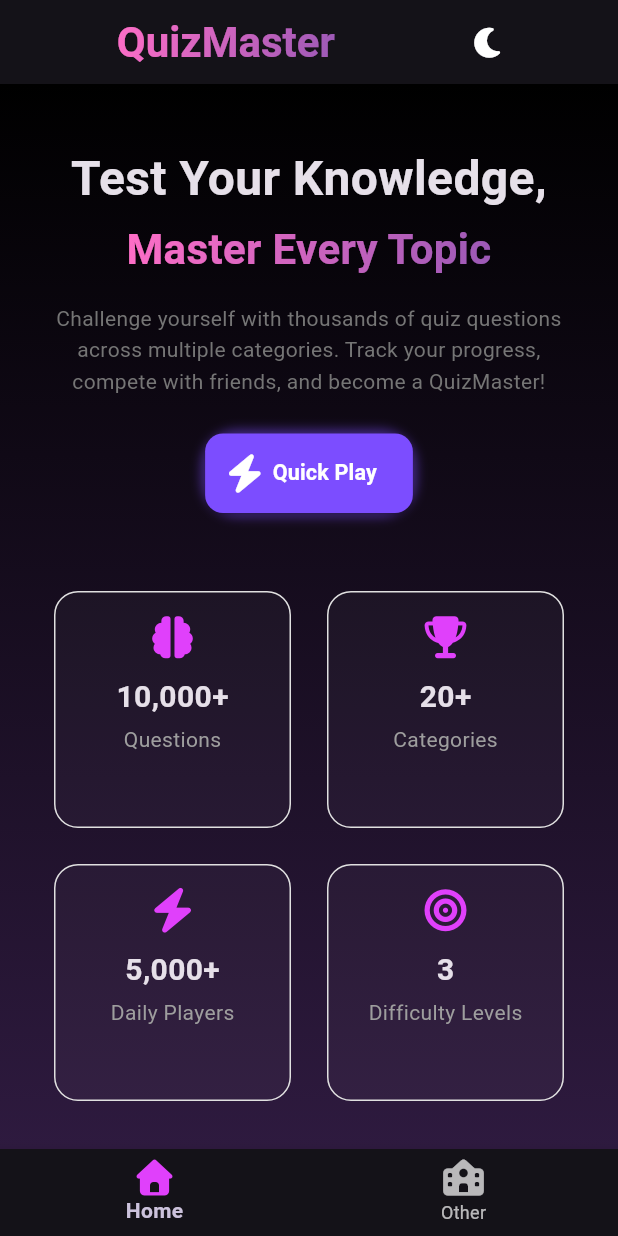
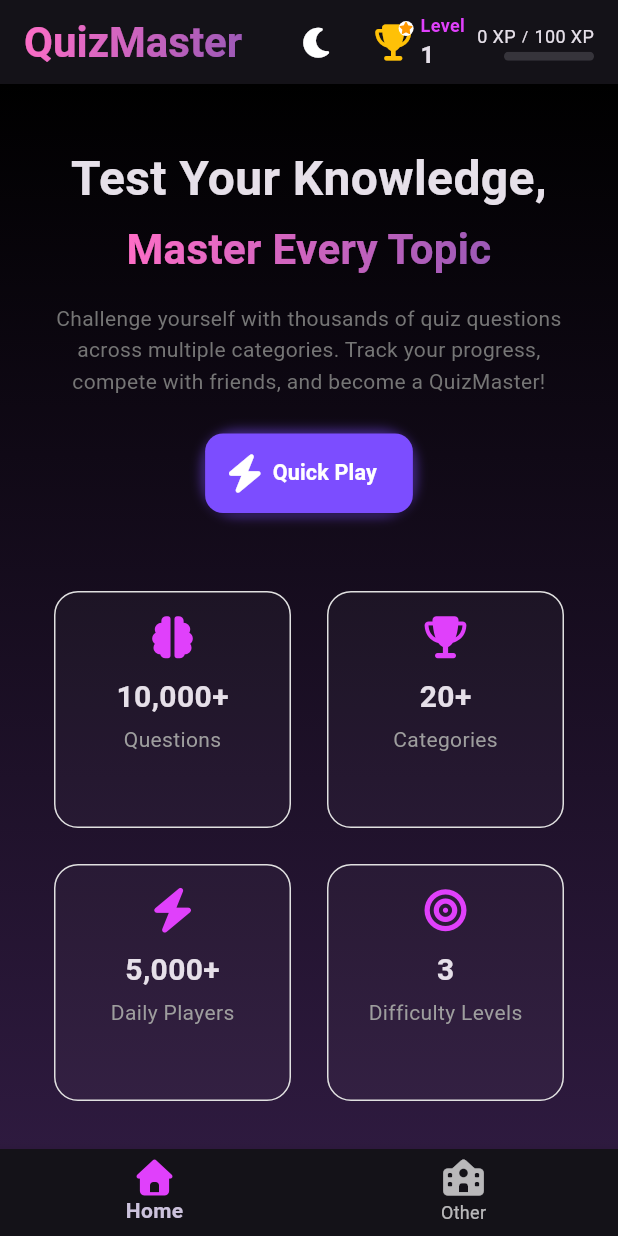
Before and after one commit to AdamDybcio/Quiz-Master, a Flutter app: the screen it shows after launch, on a phone screen of 412 x 824 dp. Run offline on Flutter 3.47's test engine with Material 3 defaults, Android fonts, the light colour scheme and no system bars; our stand-ins replace equatable, flutter_bloc, font_awesome_flutter, get_it, hydrated_bloc.

Commit message:
Add leveling feature with user experience tracking and difficulty integration

```diff
--- a/lib/di.dart
+++ b/lib/di.dart
@@ -2,6 +2,7 @@ import 'package:get_it/get_it.dart';
 import 'package:http/http.dart' as http;
 import 'package:quiz_master/core/presentation/blocs/page_index_cubit.dart';
 import 'package:quiz_master/core/presentation/blocs/theme_cubit.dart';
+import 'package:quiz_master/features/leveling/presentation/blocs/user_level/user_level_bloc.dart';
 import 'package:quiz_master/features/quiz/data/datasource/quiz_remote_data_source.dart';
 import 'package:quiz_master/features/quiz/data/repository/quiz_repository_impl.dart';
 import 'package:quiz_master/features/quiz/domain/repository/quiz_repository.dart';
@@ -24,4 +25,5 @@ void setup() {
 
   sl.registerLazySingleton(() => ThemeCubit());
   sl.registerLazySingleton(() => PageIndexCubit());
+  sl.registerLazySingleton(() => UserLevelBloc());
 }
--- a/lib/features/home/presentation/pages/home_page.dart
+++ b/lib/features/home/presentation/pages/home_page.dart
@@ -1,10 +1,12 @@
 import 'package:flutter/material.dart';
+import 'package:quiz_master/core/presentation/widgets/responsive.dart';
 import 'package:quiz_master/core/presentation/widgets/theme_toggle_button.dart';
 import 'package:quiz_master/features/home/presentation/widgets/categories_section.dart';
 import 'package:quiz_master/features/home/presentation/widgets/home_page_footer.dart';
 import 'package:quiz_master/features/home/presentation/widgets/home_page_header.dart';
 import 'package:quiz_master/features/home/presentation/widgets/info_card_section.dart';
 import 'package:quiz_master/features/home/presentation/widgets/quick_play_button.dart';
+import 'package:quiz_master/features/leveling/presentation/widgets/level_card.dart';
 import 'package:quiz_master/l10n/app_localizations.dart';
 import 'package:quiz_master/utils/helpers.dart';
 
@@ -18,7 +20,11 @@ class HomePage extends StatelessWidget {
         animateColor: true,
         title: Padding(
           padding: EdgeInsets.only(
-            left: MediaQuery.of(context).size.width * 0.15,
+            left: Responsive.isMobile(context)
+                ? 0
+                : Responsive.isTablet(context)
+                ? 16
+                : MediaQuery.of(context).size.width * 0.15,
           ),
           child: ShaderMask(
             shaderCallback: (bounds) => const LinearGradient(
@@ -36,9 +42,23 @@ class HomePage extends StatelessWidget {
           ),
         ),
         actionsPadding: EdgeInsets.only(
-          right: MediaQuery.of(context).size.width * 0.15,
+          right: Responsive.isMobile(context)
+              ? 0
+              : Responsive.isTablet(context)
+              ? 16
+              : MediaQuery.of(context).size.width * 0.15,
         ),
-        actions: [ThemeToggleButton()],
+        actions: [
+          ThemeToggleButton(),
+          SizedBox(
+            width: Responsive.isMobile(context)
+                ? 6
+                : Responsive.isTablet(context)
+                ? 8
+                : 16,
+          ),
+          LevelCard(),
+        ],
       ),
       body: Container(
         decoration: BoxDecoration(
--- /dev/null
+++ b/lib/features/leveling/presentation/blocs/user_level/user_level_bloc.dart
@@ -0,0 +1,42 @@
+import 'dart:math';
+import 'package:equatable/equatable.dart';
+import 'package:hydrated_bloc/hydrated_bloc.dart';
+
+part 'user_level_event.dart';
+part 'user_level_state.dart';
+
+class UserLevelBloc extends HydratedBloc<UserLevelEvent, UserLevelState> {
+  final int baseXp;
+  final double exponent;
+
+  UserLevelBloc({this.baseXp = 100, this.exponent = 1.3})
+    : super(const UserLevelState()) {
+    on<AddXp>(_onAddXp);
+    on<ResetLevel>(_onResetLevel);
+  }
+
+  int xpToNextLevel(int level) => (baseXp * pow(level, exponent)).round();
+
+  void _onAddXp(AddXp event, Emitter<UserLevelState> emit) {
+    int newXp = state.currentXp + event.xp;
+    int newLevel = state.level;
+
+    while (newXp >= xpToNextLevel(newLevel)) {
+      newXp -= xpToNextLevel(newLevel);
+      newLevel += 1;
+    }
+
+    emit(state.copyWith(level: newLevel, currentXp: newXp));
+  }
+
+  void _onResetLevel(ResetLevel event, Emitter<UserLevelState> emit) {
+    emit(const UserLevelState());
+  }
+
+  @override
+  UserLevelState? fromJson(Map<String, dynamic> json) =>
+      UserLevelState.fromJson(json);
+
+  @override
+  Map<String, dynamic>? toJson(UserLevelState state) => state.toJson();
+}
--- /dev/null
+++ b/lib/features/leveling/presentation/blocs/user_level/user_level_event.dart
@@ -0,0 +1,19 @@
+part of 'user_level_bloc.dart';
+
+abstract class UserLevelEvent extends Equatable {
+  const UserLevelEvent();
+
+  @override
+  List<Object?> get props => [];
+}
+
+class AddXp extends UserLevelEvent {
+  final int xp;
+
+  const AddXp(this.xp);
+
+  @override
+  List<Object?> get props => [xp];
+}
+
+class ResetLevel extends UserLevelEvent {}
--- /dev/null
+++ b/lib/features/leveling/presentation/blocs/user_level/user_level_state.dart
@@ -0,0 +1,27 @@
+part of 'user_level_bloc.dart';
+
+class UserLevelState extends Equatable {
+  final int level;
+  final int currentXp;
+
+  const UserLevelState({this.level = 1, this.currentXp = 0});
+
+  @override
+  List<Object> get props => [level, currentXp];
+
+  UserLevelState copyWith({int? level, int? currentXp}) {
+    return UserLevelState(
+      level: level ?? this.level,
+      currentXp: currentXp ?? this.currentXp,
+    );
+  }
+
+  Map<String, dynamic> toJson() => {'level': level, 'currentXp': currentXp};
+
+  static UserLevelState fromJson(Map<String, dynamic> json) {
+    return UserLevelState(
+      level: json['level'] as int? ?? 1,
+      currentXp: json['currentXp'] as int? ?? 0,
+    );
+  }
+}
--- /dev/null
+++ b/lib/features/leveling/presentation/widgets/level_card.dart
@@ -0,0 +1,118 @@
+import 'package:flutter/material.dart';
+import 'package:flutter_bloc/flutter_bloc.dart';
+import 'package:font_awesome_flutter/font_awesome_flutter.dart';
+import 'package:quiz_master/di.dart';
+import 'package:quiz_master/features/leveling/presentation/blocs/user_level/user_level_bloc.dart';
+import 'package:quiz_master/l10n/app_localizations.dart';
+
+class LevelCard extends StatelessWidget {
+  const LevelCard({super.key});
+
+  @override
+  Widget build(BuildContext context) {
+    return BlocBuilder<UserLevelBloc, UserLevelState>(
+      bloc: sl<UserLevelBloc>(),
+      builder: (context, state) {
+        final xpToNext = sl<UserLevelBloc>().xpToNextLevel(state.level);
+        final progress = (state.currentXp / xpToNext).clamp(0.0, 1.0);
+        return Container(
+          padding: const EdgeInsets.symmetric(horizontal: 8, vertical: 4),
+          margin: const EdgeInsets.only(right: 8),
+          constraints: const BoxConstraints(maxHeight: kToolbarHeight),
+          child: Row(
+            mainAxisSize: MainAxisSize.min,
+            crossAxisAlignment: CrossAxisAlignment.center,
+            children: [
+              Stack(
+                clipBehavior: Clip.none,
+                children: [
+                  const FaIcon(
+                    FontAwesomeIcons.trophy,
+                    color: Colors.amber,
+                    size: 24,
+                  ),
+                  Positioned(
+                    right: -2,
+                    top: -2,
+                    child: Container(
+                      padding: const EdgeInsets.all(1),
+                      decoration: const BoxDecoration(
+                        shape: BoxShape.circle,
+                        color: Colors.white,
+                      ),
+                      child: const FaIcon(
+                        FontAwesomeIcons.solidStar,
+                        color: Colors.orange,
+                        size: 8,
+                      ),
+                    ),
+                  ),
+                ],
+              ),
+              const SizedBox(width: 6),
+              Column(
+                mainAxisSize: MainAxisSize.min,
+                crossAxisAlignment: CrossAxisAlignment.start,
+                children: [
+                  Text(
+                    AppLocalizations.of(context)!.level,
+                    style: TextStyle(
+                      color: Colors.purpleAccent,
+                      fontSize: 12,
+                      fontWeight: FontWeight.bold,
+                    ),
+                  ),
+                  Text(
+                    '${state.level}',
+                    style: TextStyle(
+                      fontWeight: FontWeight.bold,
+                      fontSize: 16,
+                      color: Theme.of(context).colorScheme.onSurface,
+                    ),
+                  ),
+                ],
+              ),
+              const SizedBox(width: 8),
+              Column(
+                mainAxisSize: MainAxisSize.min,
+                crossAxisAlignment: CrossAxisAlignment.end,
+                children: [
+                  Row(
+                    mainAxisSize: MainAxisSize.min,
+                    children: [
+                      Text(
+                        '${state.currentXp} XP',
+                        style: TextStyle(fontSize: 12),
+                      ),
+                      const SizedBox(width: 4),
+                      const Text('/', style: TextStyle(fontSize: 10)),
+                      const SizedBox(width: 4),
+                      Text('$xpToNext XP', style: TextStyle(fontSize: 12)),
+                    ],
+                  ),
+                  const SizedBox(height: 2),
+                  SizedBox(
+                    width: 60,
+                    height: 6,
+                    child: ClipRRect(
+                      borderRadius: BorderRadius.circular(3),
+                      child: LinearProgressIndicator(
+                        value: progress,
+                        backgroundColor: Theme.of(
+                          context,
+                        ).colorScheme.surfaceContainerHighest,
+                        valueColor: const AlwaysStoppedAnimation<Color>(
+                          Colors.deepPurpleAccent,
+                        ),
+                      ),
+                    ),
+                  ),
+                ],
+              ),
+            ],
+          ),
+        );
+      },
+    );
+  }
+}
--- a/lib/features/quiz/presentation/pages/quiz_run_page.dart
+++ b/lib/features/quiz/presentation/pages/quiz_run_page.dart
@@ -28,6 +28,7 @@ class QuizRunPage extends StatelessWidget {
             answerTimes: state.answerTimes,
             questions: state.questions,
             userAnswers: state.userAnswers,
+            difficulty: difficulty,
           );
         }
 
@@ -167,7 +168,9 @@ class QuizRunPage extends StatelessWidget {
                               key: ValueKey('${state.currentIndex}_$answer'),
                               index: index,
                               label: label,
+                              isSelected: state.selectedAnswer == answer,
                               answer: answer,
+                              isLocked: state.isLocked,
                               disabled: state.disabledAnswers.contains(answer),
                               onTap: () =>
                                   context.read<QuizRunCubit>().answer(answer),
--- a/lib/features/quiz/presentation/widgets/quiz_summary.dart
+++ b/lib/features/quiz/presentation/widgets/quiz_summary.dart
@@ -1,5 +1,6 @@
 import 'package:flutter/material.dart';
 import 'package:font_awesome_flutter/font_awesome_flutter.dart';
+import 'package:quiz_master/features/leveling/data/constants/difficulties.dart';
 import 'package:quiz_master/features/leveling/presentation/pages/leveling_difficulty_page.dart';
 import 'package:quiz_master/features/quiz/domain/entity/question.dart';
 import 'package:quiz_master/features/quiz/presentation/widgets/home_button.dart';
@@ -15,6 +16,7 @@ class QuizSummary extends StatefulWidget {
   final List<int> answerTimes;
   final List<Question> questions;
   final List<String?> userAnswers;
+  final Difficulties difficulty;
 
   const QuizSummary({
     super.key,
@@ -24,6 +26,7 @@ class QuizSummary extends StatefulWidget {
     required this.answerTimes,
     required this.questions,
     required this.userAnswers,
+    required this.difficulty,
   });
 
   @override
@@ -67,6 +70,7 @@ class _QuizSummaryState extends State<QuizSummary>
             const SizedBox(height: 24),
             QuizSummaryStats(
               score: widget.score,
+              difficulty: widget.difficulty,
               totalQuestions: widget.totalQuestions,
               totalTime: widget.totalTime,
               answerTimes: widget.answerTimes,
--- a/lib/l10n/app_en.arb
+++ b/lib/l10n/app_en.arb
@@ -45,5 +45,8 @@
     "resultGood": "Well done! 👍",
     "resultAverage": "Not bad! 💪",
     "resultPoor": "Keep practicing! 📚",
-    "resultVeryPoor": "Don’t give up! 💫"
+    "resultVeryPoor": "Don’t give up! 💫",
+    "experienceEarned": "XP Earned",
+    "difficulty": "Difficulty",
+    "level": "Level"
 }
--- a/lib/l10n/app_localizations.dart
+++ b/lib/l10n/app_localizations.dart
@@ -375,6 +375,24 @@ abstract class AppLocalizations {
   /// In en, this message translates to:
   /// **'Don’t give up! 💫'**
   String get resultVeryPoor;
+
+  /// No description provided for @experienceEarned.
+  ///
+  /// In en, this message translates to:
+  /// **'XP Earned'**
+  String get experienceEarned;
+
+  /// No description provided for @difficulty.
+  ///
+  /// In en, this message translates to:
+  /// **'Difficulty'**
+  String get difficulty;
+
+  /// No description provided for @level.
+  ///
+  /// In en, this message translates to:
+  /// **'Level'**
+  String get level;
 }
 
 class _AppLocalizationsDelegate
--- a/lib/utils/helpers.dart
+++ b/lib/utils/helpers.dart
@@ -16,4 +16,28 @@ class Helpers {
     if (percentage >= 0.2) return l10n.resultPoor;
     return l10n.resultVeryPoor;
   }
+
+  static double calculateXp({
+    required double accuracy,
+    required double avgAnswerTime,
+    required int totalQuestions,
+    required double difficultyMultiplier,
+  }) {
+    const baseXpPerQuestion = 10.0;
+
+    final speedMultiplier = (10 / avgAnswerTime).clamp(1.0, 2.0);
+
+    double xp =
+        totalQuestions *
+        baseXpPerQuestion *
+        accuracy *
+        difficultyMultiplier *
+        speedMultiplier;
+
+    if (accuracy == 1.0) {
+      xp += 100 * difficultyMultiplier;
+    }
+
+    return xp.roundToDouble();
+  }
 }
```
Also changed, not shown: lib/features/quiz/presentation/blocs/quiz_run/quiz_run_cubit.dart (+10 -2 lines), lib/features/quiz/presentation/blocs/quiz_run/quiz_run_state.dart (+8 -0 lines), lib/features/quiz/presentation/widgets/animated_answer_card.dart (+6 -1 lines), lib/features/quiz/presentation/widgets/answer_card.dart (+16 -8 lines), lib/features/quiz/presentation/widgets/quiz_summary_stats.dart (+52 -25 lines), lib/l10n/app_localizations_en.dart (+9 -0 lines).
